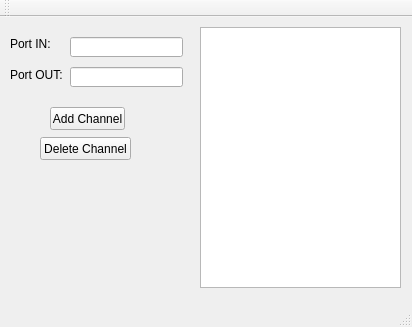
This is Server/gui.ui in Ernyoke/Allamvizsga as Qt 5 draws it before an edit. The edited form follows.
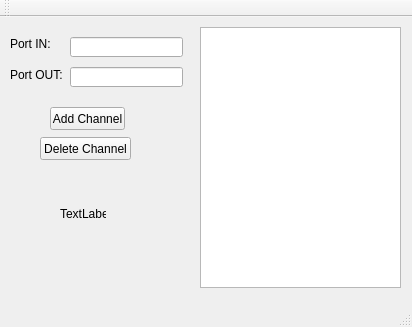
This is the edited form.

What changed in the file:
```diff
--- a/Server/gui.ui
+++ b/Server/gui.ui
@@ -96,6 +96,19 @@
      <string>Delete Channel</string>
     </property>
    </widget>
+   <widget class="QLabel" name="aux">
+    <property name="geometry">
+     <rect>
+      <x>60</x>
+      <y>190</y>
+      <width>46</width>
+      <height>13</height>
+     </rect>
+    </property>
+    <property name="text">
+     <string>TextLabel</string>
+    </property>
+   </widget>
   </widget>
   <widget class="QMenuBar" name="menuBar">
    <property name="geometry">
```
